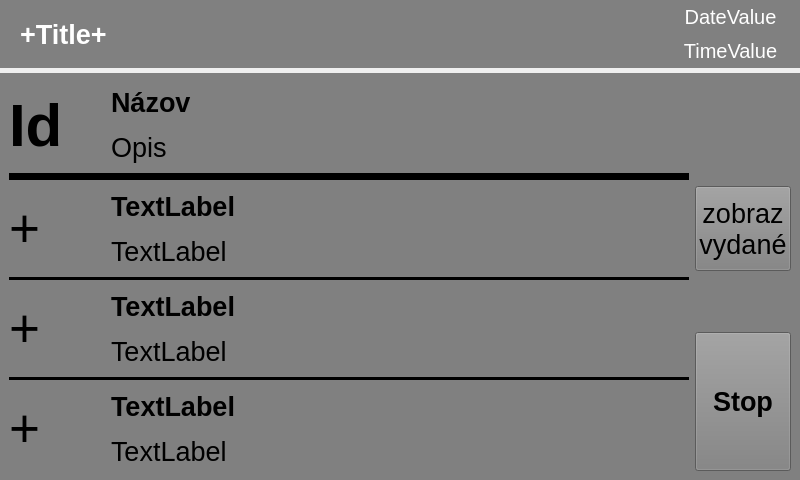
The window that ServerApp/TerminalServices/Serve/Layouts/ServingLayout.ui (KelloTomas/CVUTMasterThesis) describes before a commit, drawn with Qt 5.
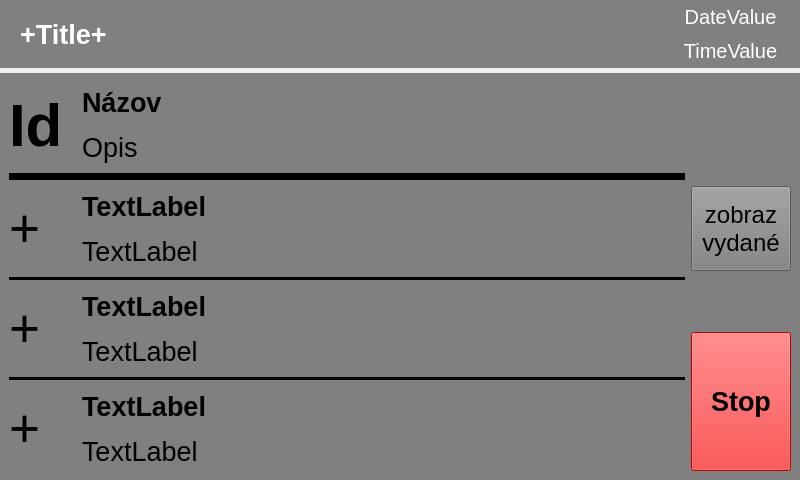
The same window after the commit.

Commit message: Edit layout and take picture for serving service

What changed in the file:
```diff
--- a/ServerApp/TerminalServices/Serve/Layouts/ServingLayout.ui
+++ b/ServerApp/TerminalServices/Serve/Layouts/ServingLayout.ui
@@ -183,7 +183,7 @@
      <property name="class" stdset="0">
       <string>darkPanelStyle</string>
      </property>
-     <layout class="QGridLayout" name="gridLayout" rowstretch="1,1,0,1,1,0,1,1,0,1,1" columnstretch="1,6,1">
+     <layout class="QGridLayout" name="gridLayout" rowstretch="1,1,0,1,1,0,1,1,0,1,1" columnstretch="2,18,3">
       <item row="2" column="0" colspan="2">
        <widget class="QWidget" name="widget" native="true">
         <property name="minimumSize">
@@ -398,6 +398,9 @@
           <bold>true</bold>
          </font>
         </property>
+        <property name="styleSheet">
+         <string notr="true">background:red</string>
+        </property>
         <property name="text">
          <string>Stop</string>
         </property>
@@ -413,7 +416,7 @@
         </property>
         <property name="font">
          <font>
-          <pointsize>20</pointsize>
+          <pointsize>18</pointsize>
          </font>
         </property>
         <property name="text">
```
The commit also changes 3 other files.
